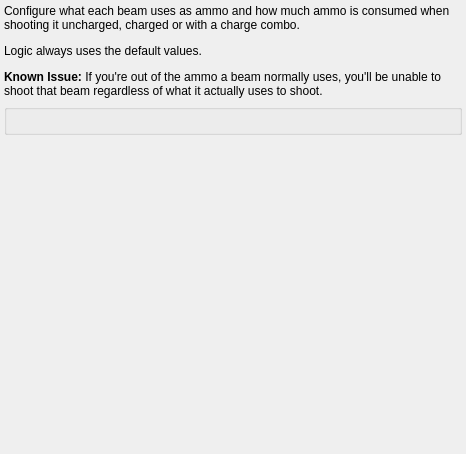
Qt form randovania/games/prime2_dev/gui/ui_files/preset_echoes_beam_configuration.ui (randovania/randovania) before a commit.
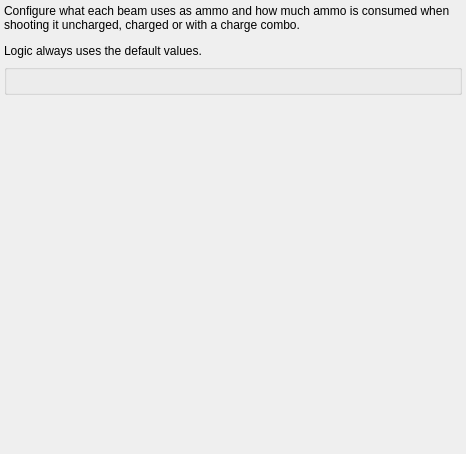
The same form after that commit.

What changed in the file:
```diff
--- a/randovania/games/prime2_dev/gui/ui_files/preset_echoes_beam_configuration.ui
+++ b/randovania/games/prime2_dev/gui/ui_files/preset_echoes_beam_configuration.ui
@@ -42,7 +42,7 @@
        </sizepolicy>
       </property>
       <property name="text">
-       <string>&lt;html&gt;&lt;head/&gt;&lt;body&gt;&lt;p&gt;Configure what each beam uses as ammo and how much ammo is consumed when shooting it uncharged, charged or with a charge combo.&lt;/p&gt;&lt;p&gt;Logic always uses the default values.&lt;/p&gt;&lt;p&gt;&lt;span style=&quot; font-weight:600;&quot;&gt;Known Issue: &lt;/span&gt;If you're out of the ammo a beam normally uses, you'll be unable to shoot that beam regardless of what it actually uses to shoot.&lt;/p&gt;&lt;/body&gt;&lt;/html&gt;</string>
+       <string>&lt;html&gt;&lt;head/&gt;&lt;body&gt;&lt;p&gt;Configure what each beam uses as ammo and how much ammo is consumed when shooting it uncharged, charged or with a charge combo.&lt;/p&gt;&lt;p&gt;Logic always uses the default values.&lt;/p&gt;&lt;/body&gt;&lt;/html&gt;</string>
       </property>
       <property name="alignment">
        <set>Qt::AlignLeading|Qt::AlignLeft|Qt::AlignTop</set>
```
